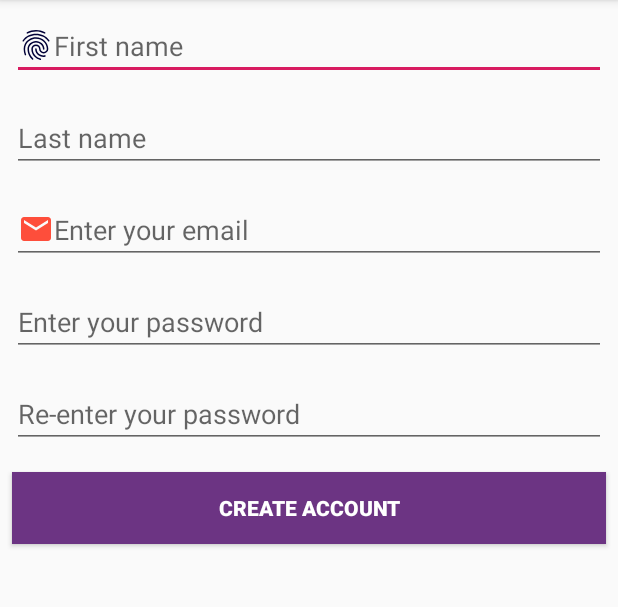
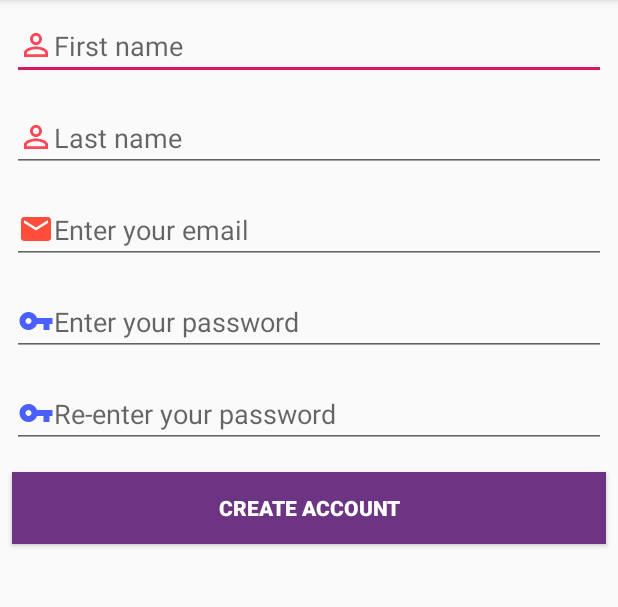
Before and after one commit to SwethaGeetheswaran/BookSharing-App, an Android app: the screen it shows after launch (createAccount_Activity), after a tap on "CREATE ACCOUNT", on a phone screen of 412 x 824 dp, the part 84-691 px from its top. Run offline under Robolectric (Android 15) with nearby library versions, the phone set to English and light mode, and no system bars; our stand-ins replace Firebase (no records; nobody signed in at launch, a user with empty details on screens opened directly).

Commit message:
Show password & UI

```diff
--- a/app/src/main/java/com/example/booksharingapp/MainActivity.kt
+++ b/app/src/main/java/com/example/booksharingapp/MainActivity.kt
@@ -5,7 +5,10 @@ import android.content.Intent
 import androidx.appcompat.app.AppCompatActivity
 import android.os.Bundle
 import android.text.TextUtils
+import android.text.method.HideReturnsTransformationMethod
+import android.text.method.PasswordTransformationMethod
 import android.util.Log
+import android.widget.CompoundButton
 import android.widget.ProgressBar
 import android.widget.Toast
 import com.google.android.gms.auth.api.signin.GoogleSignIn
@@ -78,6 +81,21 @@ class MainActivity : AppCompatActivity() {
         intializeForLogin()
         initializeForCreateAccount()
         login_button.setOnClickListener { loginWithEmailandPassword() }
+
+        checkbox.setOnCheckedChangeListener(object: CompoundButton.OnCheckedChangeListener {
+            override fun onCheckedChanged(compoundButton : CompoundButton, isChecked : Boolean) {
+                if (isChecked) {
+                    // hide password
+                    checkbox.text = "Hide Password"
+                    login_password.setTransformationMethod(HideReturnsTransformationMethod.getInstance())
+                } else {
+                    // show password
+                    checkbox.text = "Show Password"
+                    login_password.setTransformationMethod(PasswordTransformationMethod.getInstance())
+                }
+            }
+        })
+
     }
 
 
--- /dev/null
+++ b/app/src/main/res/drawable-anydpi/ic_profile_name.xml
@@ -0,0 +1,11 @@
+<vector xmlns:android="http://schemas.android.com/apk/res/android"
+    android:width="24dp"
+    android:height="24dp"
+    android:viewportWidth="24"
+    android:viewportHeight="24"
+    android:tint="#FF192F"
+    android:alpha="0.8">
+    <path
+        android:fillColor="#FF000000"
+        android:pathData="M12,5.9c1.16,0 2.1,0.94 2.1,2.1s-0.94,2.1 -2.1,2.1S9.9,9.16 9.9,8s0.94,-2.1 2.1,-2.1m0,9c2.97,0 6.1,1.46 6.1,2.1v1.1L5.9,18.1L5.9,17c0,-0.64 3.13,-2.1 6.1,-2.1M12,4C9.79,4 8,5.79 8,8s1.79,4 4,4 4,-1.79 4,-4 -1.79,-4 -4,-4zM12,13c-2.67,0 -8,1.34 -8,4v3h16v-3c0,-2.66 -5.33,-4 -8,-4z"/>
+</vector>
--- a/app/src/main/res/layout/create_account.xml
+++ b/app/src/main/res/layout/create_account.xml
@@ -10,7 +10,7 @@
         android:ems="10"
         android:layout_height="wrap_content"
         android:layout_width="match_parent"
-        android:drawableStart="@drawable/ic_fingerprint"
+        android:drawableStart="@drawable/ic_profile_name"
         android:layout_margin="8dp"
         android:hint="@string/first_name"
         android:autofillHints="@string/first_name"
@@ -23,6 +23,7 @@
         android:layout_height="wrap_content"
         android:layout_width="match_parent"
         android:layout_margin="8dp"
+        android:drawableStart="@drawable/ic_profile_name"
         android:hint="@string/last_name"
         android:autofillHints="@string/last_name"
         tools:targetApi="o"
@@ -48,6 +49,7 @@
         android:ems="10"
         android:hint="@string/password"
         android:autofillHints="@string/password"
+        android:drawableStart="@drawable/ic_password"
         tools:targetApi="o"
         android:inputType="textPassword" />
     <EditText
@@ -58,6 +60,7 @@
         android:layout_below="@id/password"
         android:ems="10"
         android:hint="@string/password2"
+        android:drawableStart="@drawable/ic_password"
         android:autofillHints="@string/password2"
         tools:targetApi="o"
         android:inputType="textPassword" />
--- a/app/src/main/res/layout/forgot_password.xml
+++ b/app/src/main/res/layout/forgot_password.xml
@@ -14,6 +14,7 @@
         android:layout_marginStart="10dp"
         android:layout_marginEnd="10dp"
         android:autofillHints="@string/email"
+        android:drawableStart="@drawable/ic_email"
         tools:targetApi="o"
         android:inputType="textEmailAddress"
         android:textStyle="italic"/>
--- a/app/src/main/res/values/strings.xml
+++ b/app/src/main/res/values/strings.xml
@@ -21,4 +21,6 @@
     <string name="login">Login</string>
     <string name="forgot_password">Forgot Password?</string>
     <string name="password_reset_email">Send Password Reset Email</string>
+    <string name="show_password">Show Password</string>
+    <string name="hide_password">Hide Password</string>
 </resources>
```
Also changed, not shown: app/src/main/res/layout/login_activity.xml (+10 -1 lines), app/src/main/res/drawable-hdpi/ic_profile_name.png (added), app/src/main/res/drawable-mdpi/ic_profile_name.png (added), app/src/main/res/drawable-xhdpi/ic_profile_name.png (added), app/src/main/res/drawable-xxhdpi/ic_profile_name.png (added).
